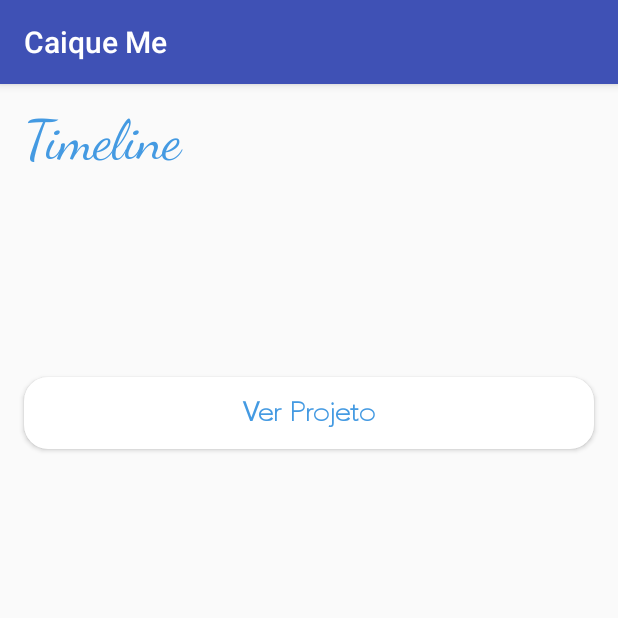
After one commit to CaiqueCoelho/CaiqueMe, an Android app: the DescProjectActivity screen opened directly, with no data from a screen before it, on a phone screen of 412 x 824 dp, the top half of it. The commit adds this screen. Run offline under Robolectric (Android 15) with nearby library versions, the phone set to English and light mode, and no system bars; 1 statement that could not run was skipped.

Commit message:
desc projects

```diff
--- a/app/src/main/AndroidManifest.xml
+++ b/app/src/main/AndroidManifest.xml
@@ -19,7 +19,8 @@
         <activity android:name=".AboutMe" />
         <activity android:name=".TimelineActivity" />
         <activity android:name=".DescJobActivity" />
-        <activity android:name=".ProjectsActivity"></activity>
+        <activity android:name=".ProjectsActivity" />
+        <activity android:name=".DescProjectActivity"></activity>
     </application>
 
 </manifest>
--- /dev/null
+++ b/app/src/main/res/drawable/shape_button_filled.xml
@@ -0,0 +1,7 @@
+<?xml version="1.0" encoding="utf-8"?>
+<shape xmlns:android="http://schemas.android.com/apk/res/android"
+    android:shape="rectangle">
+    <solid android:color="#FFFFFF"></solid>
+    <corners android:radius="16dp"></corners>
+
+</shape>
--- /dev/null
+++ b/app/src/main/res/layout/activity_desc_project.xml
@@ -0,0 +1,93 @@
+<?xml version="1.0" encoding="utf-8"?>
+<android.support.constraint.ConstraintLayout xmlns:android="http://schemas.android.com/apk/res/android"
+    xmlns:app="http://schemas.android.com/apk/res-auto"
+    xmlns:tools="http://schemas.android.com/tools"
+    android:layout_width="match_parent"
+    android:layout_height="match_parent"
+    tools:context=".DescJobActivity">
+
+    <TextView
+        android:id="@+id/desc_title_project"
+        android:layout_width="0dp"
+        android:layout_height="wrap_content"
+        android:layout_margin="16dp"
+        android:fontFamily="cursive"
+        android:text="Timeline"
+        android:textColor="@color/txt_blue"
+        android:textSize="36sp"
+        app:layout_constraintBottom_toBottomOf="parent"
+        app:layout_constraintEnd_toEndOf="parent"
+        app:layout_constraintStart_toStartOf="parent"
+        app:layout_constraintTop_toTopOf="parent"
+        app:layout_constraintVertical_bias="0" />
+
+    <TextView
+        android:id="@+id/desc_time_projectt"
+        android:layout_width="0dp"
+        android:layout_height="wrap_content"
+        android:layout_marginStart="16dp"
+        app:layout_constraintTop_toBottomOf="@id/desc_title_project"
+        app:layout_constraintBottom_toBottomOf="parent"
+        app:layout_constraintStart_toStartOf="parent"
+        app:layout_constraintEnd_toEndOf="parent"
+        app:layout_constraintVertical_bias="0"
+        app:layout_constraintHorizontal_bias="0"
+        tools:text="22 de janeiro - 16 de julho"
+        android:textColor="@android:color/darker_gray"
+        android:textStyle="bold"
+        android:fontFamily="cu"/>
+
+    <TextView
+        android:id="@+id/desc_desc_project"
+        android:layout_width="0dp"
+        android:layout_height="wrap_content"
+        android:layout_margin="24dp"
+        app:layout_constraintTop_toBottomOf="@id/desc_time_projectt"
+        app:layout_constraintBottom_toBottomOf="parent"
+        app:layout_constraintStart_toStartOf="parent"
+        app:layout_constraintEnd_toEndOf="parent"
+        app:layout_constraintVertical_bias="0"
+        app:layout_constraintHorizontal_bias="0"
+        tools:text="kdashdjkshdkjashdkjashkdjhaskjdhaskjdhkasdhjkashdkjhskhskadhkasjdhjkasdhkjashdkjashdkjashdjkhaskjdhaksjdhkasjdhjkasdh"
+        android:textColor="@android:color/black"
+        android:fontFamily="@font/droidserifitalic"/>
+
+    <Button
+        android:id="@+id/project_see"
+        android:layout_width="0dp"
+        android:layout_height="wrap_content"
+        app:layout_constraintTop_toBottomOf="@id/desc_desc_project"
+        app:layout_constraintBottom_toBottomOf="parent"
+        app:layout_constraintStart_toStartOf="parent"
+        app:layout_constraintEnd_toEndOf="parent"
+        android:text="Ver Projeto"
+        android:textStyle="bold"
+        android:textAllCaps="false"
+        android:fontFamily="@font/avenirlight"
+        android:textSize="18sp"
+        android:textColor="@color/txt_blue"
+        android:layout_margin="16dp"
+        app:layout_constraintVertical_bias="0.1"
+        android:background="@drawable/shape_button_filled"/>
+
+    <Button
+        android:id="@+id/project_see_git"
+        android:layout_width="0dp"
+        android:layout_height="wrap_content"
+        app:layout_constraintTop_toBottomOf="@id/project_see"
+        app:layout_constraintBottom_toBottomOf="parent"
+        app:layout_constraintStart_toStartOf="parent"
+        app:layout_constraintEnd_toEndOf="parent"
+        android:text="Ver Projeto no Github"
+        android:textStyle="bold"
+        android:textAllCaps="false"
+        android:fontFamily="@font/avenirlight"
+        android:textSize="18sp"
+        android:textColor="@color/txt_blue"
+        android:layout_marginStart="16dp"
+        android:layout_marginEnd="16dp"
+        android:visibility="gone"
+        app:layout_constraintVertical_bias="0.05"
+        android:background="@drawable/shape_button_filled"/>
+
+</android.support.constraint.ConstraintLayout>
```
Also changed, not shown: app/src/main/java/caique/me/caiqueme/DescProjectActivity.kt (added, +109 -0 lines), app/src/main/java/caique/me/caiqueme/ProjectsActivity.kt (+59 -1 lines), app/src/main/res/layout/activity_projects.xml (+21 -21 lines).
